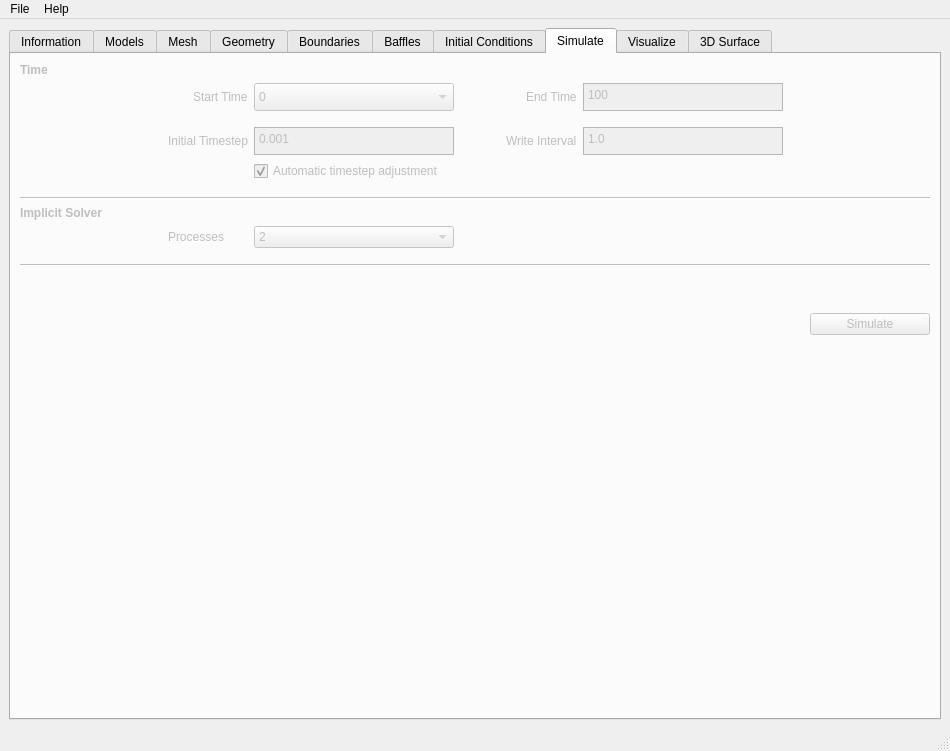
Before: the Qt Designer form gui/civlcfd.ui in civilcfd/Civil-CFD, drawn with Qt 5.
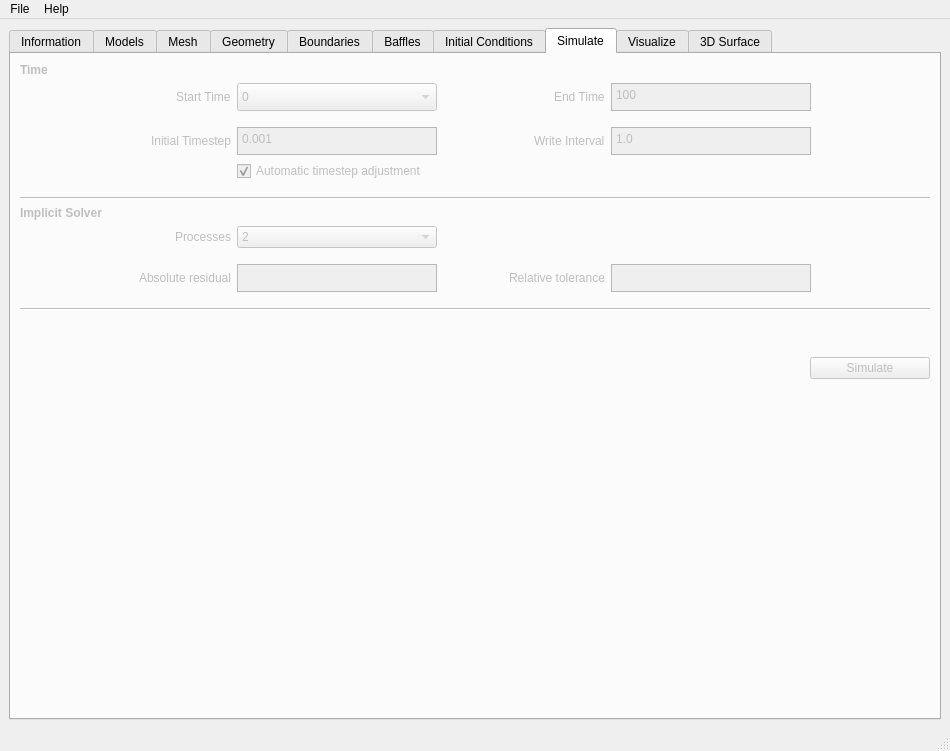
After: the same form once the commit is applied. The open tabs and pages were chosen to show the change. Icons and pictures are not drawn. Custom widgets are drawn as their Qt base class.

Diff of the .ui file:
```diff
--- a/gui/civlcfd.ui
+++ b/gui/civlcfd.ui
@@ -2567,7 +2567,7 @@
             </property>
             <property name="sizeHint" stdset="0">
              <size>
-              <width>40</width>
+              <width>60</width>
               <height>20</height>
              </size>
             </property>
@@ -2649,7 +2649,7 @@
             </property>
            </widget>
           </item>
-          <item row="12" column="1">
+          <item row="14" column="1">
            <spacer name="verticalSpacer_14">
             <property name="orientation">
              <enum>Qt::Vertical</enum>
@@ -2662,7 +2662,7 @@
             </property>
            </spacer>
           </item>
-          <item row="9" column="2">
+          <item row="11" column="2">
            <spacer name="verticalSpacer_29">
             <property name="orientation">
              <enum>Qt::Vertical</enum>
@@ -2678,24 +2678,14 @@
             </property>
            </spacer>
           </item>
-          <item row="10" column="0" colspan="7">
+          <item row="12" column="0" colspan="7">
            <widget class="Line" name="line_6">
             <property name="orientation">
              <enum>Qt::Horizontal</enum>
             </property>
            </widget>
           </item>
-          <item row="4" column="2">
-           <widget class="QCheckBox" name="autot">
-            <property name="text">
-             <string>Automatic timestep adjustment</string>
-            </property>
-            <property name="checked">
-             <bool>true</bool>
-            </property>
-           </widget>
-          </item>
-          <item row="11" column="1">
+          <item row="13" column="1">
            <spacer name="verticalSpacer_17">
             <property name="orientation">
              <enum>Qt::Vertical</enum>
@@ -2724,7 +2714,7 @@
             </property>
            </widget>
           </item>
-          <item row="12" column="5" colspan="2" alignment="Qt::AlignRight|Qt::AlignTop">
+          <item row="14" column="5" colspan="2" alignment="Qt::AlignRight|Qt::AlignTop">
            <widget class="QPushButton" name="RunSimulation">
             <property name="minimumSize">
              <size>
@@ -2853,10 +2843,25 @@
             <property name="text">
              <string>Processes</string>
             </property>
+            <property name="alignment">
+             <set>Qt::AlignRight|Qt::AlignTrailing|Qt::AlignVCenter</set>
+            </property>
            </widget>
           </item>
           <item row="8" column="2">
            <widget class="QComboBox" name="processes">
+            <property name="minimumSize">
+             <size>
+              <width>0</width>
+              <height>0</height>
+             </size>
+            </property>
+            <property name="maximumSize">
+             <size>
+              <width>200</width>
+              <height>28</height>
+             </size>
+            </property>
             <item>
              <property name="text">
               <string>2</string>
@@ -2899,6 +2904,78 @@
             </item>
            </widget>
           </item>
+          <item row="10" column="1">
+           <widget class="QLabel" name="label_50">
+            <property name="text">
+             <string>Absolute residual</string>
+            </property>
+            <property name="alignment">
+             <set>Qt::AlignRight|Qt::AlignTrailing|Qt::AlignVCenter</set>
+            </property>
+           </widget>
+          </item>
+          <item row="9" column="2">
+           <spacer name="verticalSpacer_30">
+            <property name="orientation">
+             <enum>Qt::Vertical</enum>
+            </property>
+            <property name="sizeType">
+             <enum>QSizePolicy::Fixed</enum>
+            </property>
+            <property name="sizeHint" stdset="0">
+             <size>
+              <width>20</width>
+              <height>10</height>
+             </size>
+            </property>
+           </spacer>
+          </item>
+          <item row="10" column="4">
+           <widget class="QLabel" name="label_57">
+            <property name="text">
+             <string>Relative tolerance</string>
+            </property>
+            <property name="alignment">
+             <set>Qt::AlignRight|Qt::AlignTrailing|Qt::AlignVCenter</set>
+            </property>
+           </widget>
+          </item>
+          <item row="10" column="2">
+           <widget class="QPlainTextEdit" name="abstol">
+            <property name="maximumSize">
+             <size>
+              <width>200</width>
+              <height>28</height>
+             </size>
+            </property>
+            <property name="tabChangesFocus">
+             <bool>true</bool>
+            </property>
+           </widget>
+          </item>
+          <item row="4" column="2" colspan="3">
+           <widget class="QCheckBox" name="autot">
+            <property name="text">
+             <string>Automatic timestep adjustment</string>
+            </property>
+            <property name="checked">
+             <bool>true</bool>
+            </property>
+           </widget>
+          </item>
+          <item row="10" column="5">
+           <widget class="QPlainTextEdit" name="reltol">
+            <property name="maximumSize">
+             <size>
+              <width>200</width>
+              <height>28</height>
+             </size>
+            </property>
+            <property name="tabChangesFocus">
+             <bool>true</bool>
+            </property>
+           </widget>
+          </item>
          </layout>
         </item>
        </layout>
```
Left out of the diff: 694 changed lines with no effect on the pictures.
